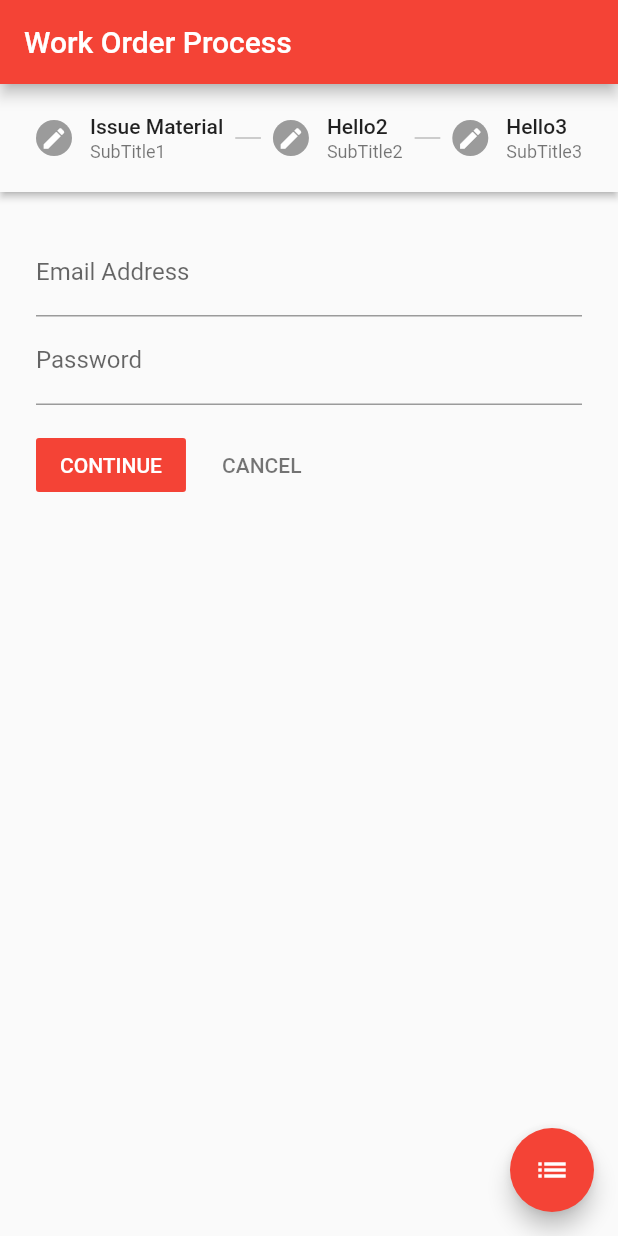
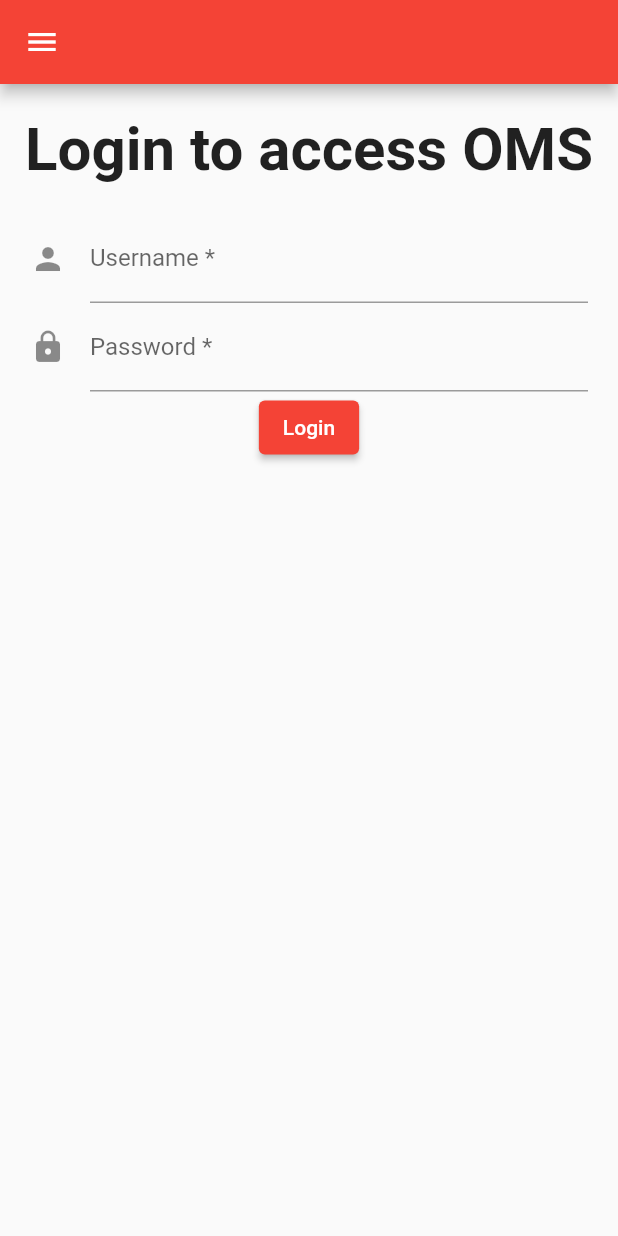
Before and after one commit to CiandS/WOP, a Flutter app: the screen it shows after launch, on a phone screen of 412 x 824 dp. Run offline on Flutter 3.47's test engine with Material 2 defaults, Android fonts, the phone set to English and light mode, and no system bars.

Commit message:
Finished the login screen, Added validation to login screen to allow work order screen to be navigated to, Added drawer to the screen at full width

```diff
--- a/lib/login.dart
+++ /dev/null
@@ -1 +0,0 @@
-import 'package:flutter/material.dart';
--- a/lib/main.dart
+++ b/lib/main.dart
@@ -1,6 +1,6 @@
 import 'package:flutter/material.dart';
-import 'package:work_order_process/widgets/work_order.dart';
-import 'widgets/work_order.dart';
+import 'screens/login/login.dart';
+import 'screens/work_order/work_order.dart';
 
 void main() => runApp(MyApp());
 
@@ -12,6 +12,6 @@ class MyApp extends StatelessWidget {
         theme: ThemeData(
           primarySwatch: Colors.red,
         ),
-        home: WorkOrderPage());
+        home: Login());
   }
 }
--- /dev/null
+++ b/lib/screens/login/login.dart
@@ -0,0 +1,158 @@
+import 'package:flutter/material.dart';
+import 'package:work_order_process/screens/work_order/work_order.dart';
+
+class Login extends StatefulWidget {
+  @override
+  _LoginState createState() => _LoginState();
+}
+
+class _LoginState extends State<Login> {
+  final _formKey = GlobalKey<FormState>();
+  TextEditingController usernameController = TextEditingController();
+  TextEditingController passwordController = TextEditingController();
+
+  @override
+  Widget build(BuildContext context) {
+    return Scaffold(
+      resizeToAvoidBottomInset: true,
+      drawer: Container(
+        width: double.infinity,
+        child: Drawer(
+          child: Container(
+            color: Theme.of(context).primaryColor,
+            child: Column(
+              children: <Widget>[
+                SizedBox(
+                  height: 30,
+                ),
+                Container(
+                  margin: EdgeInsets.symmetric(vertical: 10),
+                  child: Text(
+                    'Heading 1',
+                    style: TextStyle(
+                        color: Colors.white,
+                        fontSize: 40,
+                        fontWeight: FontWeight.bold),
+                  ),
+                ),
+                Container(
+                  margin: EdgeInsets.symmetric(vertical: 10),
+                  child: Text('Heading 2',
+                      style: TextStyle(
+                          color: Colors.white,
+                          fontSize: 40,
+                          fontWeight: FontWeight.bold)),
+                ),
+                Container(
+                  margin: EdgeInsets.symmetric(vertical: 10),
+                  child: Text('Heading 3',
+                      style: TextStyle(
+                          color: Colors.white,
+                          fontSize: 40,
+                          fontWeight: FontWeight.bold)),
+                )
+              ],
+            ),
+          ),
+        ),
+      ),
+      appBar: AppBar(),
+      body: SingleChildScrollView(
+        child: Expanded(
+          child: Container(
+            height: 500,
+            child: Column(
+              mainAxisSize: MainAxisSize.min,
+              children: <Widget>[
+                Container(
+                  margin: EdgeInsets.only(top: 20),
+                  alignment: Alignment.center,
+                  child: Text(
+                    'Login to access OMS',
+                    style: TextStyle(fontSize: 40, fontWeight: FontWeight.bold),
+                  ),
+                ),
+                Expanded(
+                  child: Container(
+                    margin: EdgeInsets.all(20),
+                    constraints: BoxConstraints(maxWidth: 500),
+                    child: Expanded(
+                      child: Column(
+                        children: [
+                          Form(
+                            key: _formKey,
+                            child: Container(
+                              child: Column(
+                                children: <Widget>[
+                                  TextFormField(
+                                    controller: usernameController,
+                                    decoration: const InputDecoration(
+                                      icon: Icon(Icons.person),
+                                      hintText:
+                                          'What username do you use for OMS?',
+                                      labelText: 'Username *',
+                                    ),
+                                    validator: (value) {
+                                      if (value.isEmpty) {
+                                        return 'Please enter some text';
+                                      }
+                                      return null;
+                                    },
+                                  ),
+                                  TextFormField(
+                                    controller: passwordController,
+                                    //keyboardType: TextInputType.visiblePassword,
+                                    decoration: const InputDecoration(
+                                      icon: Icon(Icons.lock),
+                                      hintText: 'Your password for OMS?',
+                                      labelText: 'Password *',
+                                    ),
+                                    validator: (value) {
+                                      if (value.isEmpty) {
+                                        return 'Please enter some text';
+                                      }
+                                      return null;
+                                    },
+                                  ),
+                                  ElevatedButton(
+                                    onPressed: () {
+                                      String user = "test1234";
+                                      String password = "test1234";
+                                      // Validate returns true if the form is valid, otherwise false.
+                                      if (_formKey.currentState.validate()) {
+                                        _formKey.currentState.save();
+                                        debugPrint(
+                                            '${usernameController.text} ${passwordController.text}');
+                                        // Scaffold.of(context).showSnackBar(
+                                        //     SnackBar(content: Text('Processing Data')));
+                                        if (usernameController.text == user &&
+                                            passwordController.text ==
+                                                password) {
+                                          Navigator.push(
+                                            context,
+                                            MaterialPageRoute(
+                                                builder: (context) =>
+                                                    WorkOrderPage()),
+                                          );
+                                        }
+                                      }
+                                    },
+                                    child: Text('Login'),
+                                  )
+                                ],
+                              ),
+                            ),
+                          ),
+                        ],
+                      ),
+                    ),
+                  ),
+                )
+              ],
+            ),
+          ),
+        ),
+      ),
+    );
+  }
+}
--- a/lib/widgets/work_order.dart
+++ /dev/null
@@ -1,125 +0,0 @@
-import 'package:flutter/material.dart';
-
-class WorkOrderPage extends StatefulWidget {
-  @override
-  _WorkOrderPageState createState() => new _WorkOrderPageState();
-}
-
-class _WorkOrderPageState extends State<WorkOrderPage> {
-
-  List<Step> spr = <Step>[];
-  List<Step> _getSteps(BuildContext context) {
-    spr = <Step>[
-      Step(
-          title: const Text('Issue Material'),
-          subtitle: Text('SubTitle1'),
-          content: Column(
-    children: <Widget>[
-    TextFormField(
-    decoration: InputDecoration(labelText: 'Email Address'),
-    ),
-    TextFormField(
-    decoration: InputDecoration(labelText: 'Password'),
-    ),
-    ],
-    ),
-          state: _getState(1),
-          isActive: isActive(1)),
-      Step(
-
-          title: const Text('Hello2'),
-          subtitle: Text('SubTitle2'),
-          content: const Text('This is Content2'),
-          state: _getState(2),
-          isActive: isActive(2)),
-      Step(
-          title: const Text('Hello3'),
-          subtitle: Text('SubTitle3'),
-          content: const Text('This is Content3'),
-          state: _getState(3),
-          isActive: isActive(3)),
-    ];
-    return spr;
-  }
-
-  StepState _getState(int i) {
-    if (currentStep >= i) {
-    return StepState.complete;
-    } else {
-    return  StepState.editing;
-    }
-  }
-
-  bool isActive(int i) {
-    return _getState (i) == StepState.complete;
-  }
-
-  int currentStep = 0;
-  bool complete = false;
-
-
-
-  next() {
-    // setState(() {
-    //   currentStep++;
-    // });
-
-    currentStep + 1 != spr.length
-        ? setState(() => currentStep++)
-        : setState (() => complete = true);
-  }
-
-  cancel() {
-    if(currentStep > 0) {
-      setState(() {
-        currentStep = 0;
-      });
-    }
-  }
-
-  goTo(int step) {
-    setState(() => currentStep = step);
-  }
-
-  @override
-  Widget build(BuildContext context) {
-    return new Scaffold(
-        appBar: AppBar(
-          title: Text('Work Order Process'),
-        ),
-        body: Column(
-            children: <Widget>[
-        complete ? Expanded(
-        child: Center(
-        child: AlertDialog(
-        title: new Text("Work Order Complete"),
-      content: new Text(
-        "Tada!",
-      ),
-      actions: <Widget>[
-        new FlatButton(
-          child: new Text("Close"),
-          onPressed: () {
-            setState(() => complete = false);
-          },
-        ),
-      ],
-    ),
-    ),
-    )
-    : Expanded(
-            child: Stepper(
-              steps: _getSteps(context),
-              type: StepperType.horizontal,
-              currentStep: currentStep,
-              onStepContinue: next,
-              onStepCancel: cancel,
-              onStepTapped: (step) => goTo(step)),
-            ),
-           ]),
-    floatingActionButton: FloatingActionButton (
-      child: Icon (Icons.list),
-
-    ),);
-  }
-}
```
Also changed, not shown: lib/models/work_order_step.dart (added, +7 -0 lines), lib/screens/work_order/work_order.dart (added, +148 -0 lines), lib/screens/work_order_history/work_order_history.dart (added).
